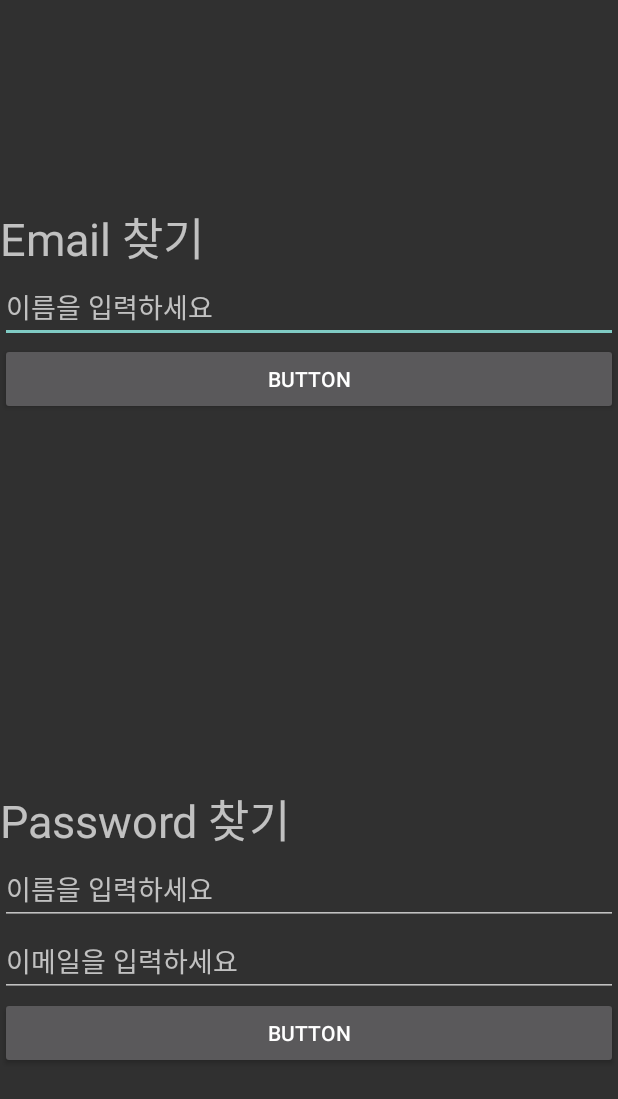
After one commit to parksoonsang123/AnySeat, an Android app: the FindUserActivity screen opened directly, with no data from a screen before it, on a phone screen of 412 x 824 dp. The commit adds this screen. Shown: the top 1099 px of the screen. Run offline under Robolectric (Android 15) with nearby library versions, the phone set to English and light mode, and no system bars; our stand-ins replace Firebase (no records; nobody signed in at launch, a user with empty details on screens opened directly).

Commit message:
3.30.21.24

```diff
--- /dev/null
+++ b/app/src/main/java/com/example/anyseat/FindUserActivity.java
@@ -0,0 +1,133 @@
+package com.example.anyseat;
+
+import androidx.annotation.NonNull;
+import androidx.appcompat.app.AlertDialog;
+import androidx.appcompat.app.AppCompatActivity;
+
+import android.content.DialogInterface;
+import android.os.Bundle;
+import android.view.View;
+import android.widget.Button;
+import android.widget.EditText;
+import android.widget.Toast;
+
+import com.google.firebase.database.DataSnapshot;
+import com.google.firebase.database.DatabaseError;
+import com.google.firebase.database.DatabaseReference;
+import com.google.firebase.database.FirebaseDatabase;
+import com.google.firebase.database.ValueEventListener;
+
+import java.util.ArrayList;
+
+public class FindUserActivity extends AppCompatActivity {
+
+    DatabaseReference reference = FirebaseDatabase.getInstance().getReference();
+    private ArrayList<UserInfo> Users = new ArrayList<>();
+
+    @Override
+    protected void onCreate(Bundle savedInstanceState) {
+        super.onCreate(savedInstanceState);
+        setContentView(R.layout.activity_find_user);
+
+        reference.child("UserInfo").addListenerForSingleValueEvent(new ValueEventListener() {
+            @Override
+            public void onDataChange(@NonNull DataSnapshot snapshot) {
+                Users.clear();
+                for(DataSnapshot snapshot1 : snapshot.getChildren()){
+                    UserInfo userInfo = snapshot1.getValue(UserInfo.class);
+                    Users.add(new UserInfo(userInfo.Name,userInfo.Email,userInfo.Password,userInfo.Grade));
+                }
+            }
+
+            @Override
+            public void onCancelled(@NonNull DatabaseError error) {
+
+            }
+        });
+
+        final EditText email_find_nameinput = (EditText)findViewById(R.id.email_find_nameinput);
+        final EditText password_find_nameinput = (EditText)findViewById(R.id.password_find_nameinput);
+        final EditText password_find_emailinput = (EditText)findViewById(R.id.password_find_emailinput);
+
+        Button emailfindbutton = (Button)findViewById(R.id.email_find_button);
+        emailfindbutton.setOnClickListener(new View.OnClickListener() {
+            @Override
+            public void onClick(View v) {
+                String Name = email_find_nameinput.getText().toString();
+                String Email = null;
+                int flag = 0;
+                for(int i=0;i<Users.size();i++){
+                    if(Name.equals(Users.get(i).Name)) {
+                        flag = 1;
+                        Email = Users.get(i).Email;
+                        break;
+                    }
+                }
+                if(flag == 1){
+                    final AlertDialog.Builder EmailInfo = new AlertDialog.Builder(FindUserActivity.this);
+                    EmailInfo.setTitle("이메일 찾기 결과");
+                    EmailInfo.setMessage(Name+"님의 이메일은 "+Email+"입니다!\n 로그인 화면으로 돌아가려면 OK버튼을 선택해주세요.");
+                    EmailInfo.setPositiveButton("OK", new DialogInterface.OnClickListener() {
+                        @Override
+                        public void onClick(DialogInterface dialog, int which) {
+                            finish();
+                        }
+                    });
+                    EmailInfo.setNegativeButton("NO", new DialogInterface.OnClickListener() {
+                        @Override
+                        public void onClick(DialogInterface dialog, int which) {
+
+                        }
+                    });
+                    EmailInfo.show();
+                }
+                else{
+                    Toast.makeText(FindUserActivity.this, "가입되어 있지 않은 사용자 정보입니다.",
+                            Toast.LENGTH_SHORT).show();
+                }
+            }
+        });
+
+        Button passwordfindbutton = (Button)findViewById(R.id.password_find_button);
+        passwordfindbutton.setOnClickListener(new View.OnClickListener() {
+            @Override
+            public void onClick(View v) {
+                String Name = password_find_nameinput.getText().toString();
+                String Email = password_find_emailinput.getText().toString();
+                String Password = null;
+
+                int flag = 0;
+                for(int i=0;i<Users.size();i++){
+                    if(Name.equals(Users.get(i).Name) && Email.equals(Users.get(i).Email)) {
+                        flag = 1;
+                        Password = Users.get(i).Password;
+                        break;
+                    }
+                }
+
+                if(flag == 1){
+                    final AlertDialog.Builder PasswordInfo = new AlertDialog.Builder(FindUserActivity.this);
+                    PasswordInfo.setTitle("비밀번호 찾기 결과");
+                    PasswordInfo.setMessage(Name+"님의 계정 "+Email+"의 비밀번호는 "+Password+"입니다!\n 로그인 화면으로 돌아가려면 OK버튼을 선택해주세요.");
+                    PasswordInfo.setPositiveButton("OK", new DialogInterface.OnClickListener() {
+                        @Override
+                        public void onClick(DialogInterface dialog, int which) {
+                            finish();
+                        }
+                    });
+                    PasswordInfo.setNegativeButton("NO", new DialogInterface.OnClickListener() {
+                        @Override
+                        public void onClick(DialogInterface dialog, int which) {
+
+                        }
+                    });
+                    PasswordInfo.show();
+                }
+                else{
+                    Toast.makeText(FindUserActivity.this, "가입되어 있지 않은 사용자 정보입니다.",
+                            Toast.LENGTH_SHORT).show();
+                }
+            }
+        });
+    }
+}
--- a/app/src/main/java/com/example/anyseat/MainActivity2.java
+++ b/app/src/main/java/com/example/anyseat/MainActivity2.java
@@ -23,7 +23,6 @@ public class MainActivity2 extends AppCompatActivity {
     SeatFragment seatFragment;
     AlramFragment alramFragment;
     String Password;
-
     private TextView main_tv;
     Button main_btn;
 
@@ -49,6 +48,8 @@ public class MainActivity2 extends AppCompatActivity {
         getSupportFragmentManager().beginTransaction().
                 replace(R.id.main_frame_layout, homeFragment)
                 .commitAllowingStateLoss();
+
+
 
         bottomNavigationView.setOnNavigationItemSelectedListener(new BottomNavigationView.OnNavigationItemSelectedListener() {
             @Override
--- /dev/null
+++ b/app/src/main/res/layout/activity_find_user.xml
@@ -0,0 +1,68 @@
+<?xml version="1.0" encoding="utf-8"?>
+<LinearLayout xmlns:android="http://schemas.android.com/apk/res/android"
+    xmlns:app="http://schemas.android.com/apk/res-auto"
+    xmlns:tools="http://schemas.android.com/tools"
+    android:layout_width="match_parent"
+    android:layout_height="match_parent"
+    android:orientation="vertical"
+    tools:context=".FindUserActivity">
+
+    <LinearLayout
+        android:layout_width="match_parent"
+        android:layout_height="match_parent"
+        android:layout_weight="1"
+        android:gravity="center_vertical"
+        android:orientation="vertical">
+
+        <TextView
+            android:layout_width="match_parent"
+            android:layout_height="wrap_content"
+            android:text="Email 찾기"
+            android:textSize="30dp"/>
+
+        <EditText
+            android:id="@+id/email_find_nameinput"
+            android:layout_width="match_parent"
+            android:layout_height="wrap_content"
+            android:hint="이름을 입력하세요" />
+
+        <Button
+            android:id="@+id/email_find_button"
+            android:layout_width="match_parent"
+            android:layout_height="wrap_content"
+            android:text="Button" />
+    </LinearLayout>
+
+    <LinearLayout
+        android:layout_width="match_parent"
+        android:layout_height="match_parent"
+        android:layout_weight="1"
+        android:gravity="center_vertical"
+        android:orientation="vertical">
+
+        <TextView
+            android:layout_width="match_parent"
+            android:layout_height="wrap_content"
+            android:text="Password 찾기"
+            android:textSize="30dp"/>
+
+        <EditText
+            android:id="@+id/password_find_nameinput"
+            android:layout_width="match_parent"
+            android:layout_height="wrap_content"
+            android:hint="이름을 입력하세요" />
+
+        <EditText
+            android:id="@+id/password_find_emailinput"
+            android:layout_width="match_parent"
+            android:layout_height="wrap_content"
+            android:hint="이메일을 입력하세요" />
+
+        <Button
+            android:id="@+id/password_find_button"
+            android:layout_width="match_parent"
+            android:layout_height="wrap_content"
+            android:text="Button" />
+    </LinearLayout>
+
+</LinearLayout>
--- a/app/src/main/res/layout/fragment_seat.xml
+++ b/app/src/main/res/layout/fragment_seat.xml
@@ -140,6 +140,12 @@
             android:layout_height="wrap_content"
             android:text="과사 공지사항" />
 
+        <Button
+            android:id="@+id/LogOutButton"
+            android:layout_width="match_parent"
+            android:layout_height="wrap_content"
+            android:text="로그아웃" />
+
     </LinearLayout>
 
 </FrameLayout>
```
Also changed, not shown: app/src/main/AndroidManifest.xml (+5 -4 lines), app/src/main/java/com/example/anyseat/MainActivity.java (+18 -0 lines), app/src/main/java/com/example/anyseat/SeatFragment.java (+11 -1 lines), app/src/main/res/layout/activity_main.xml (+23 -7 lines).
